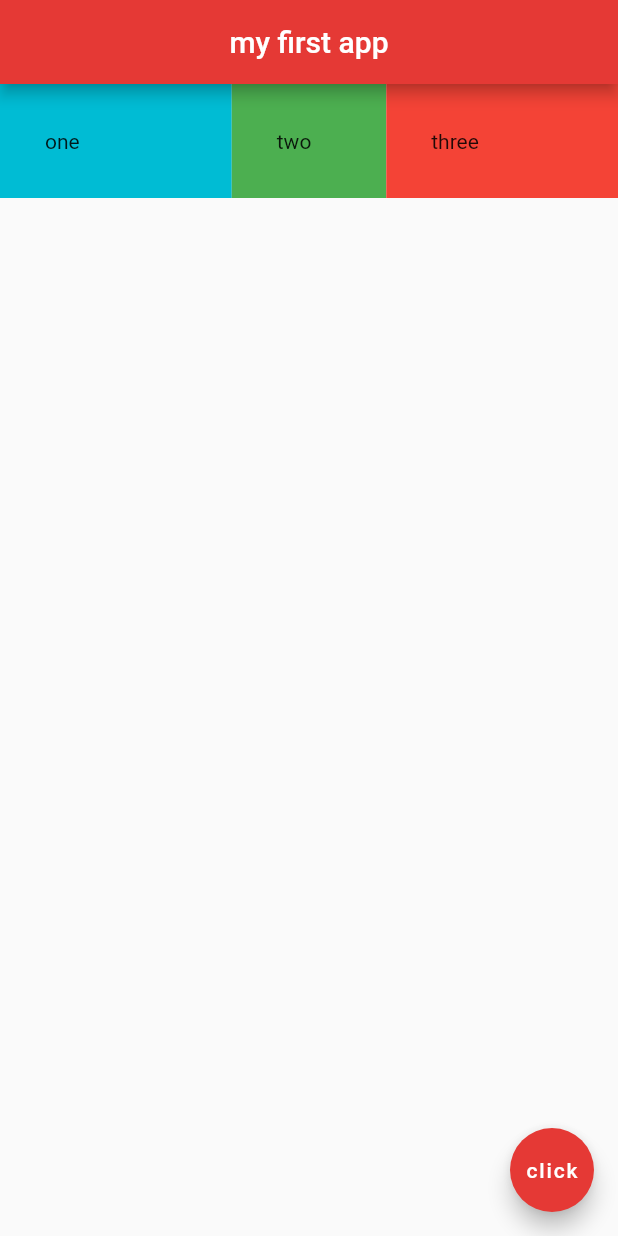
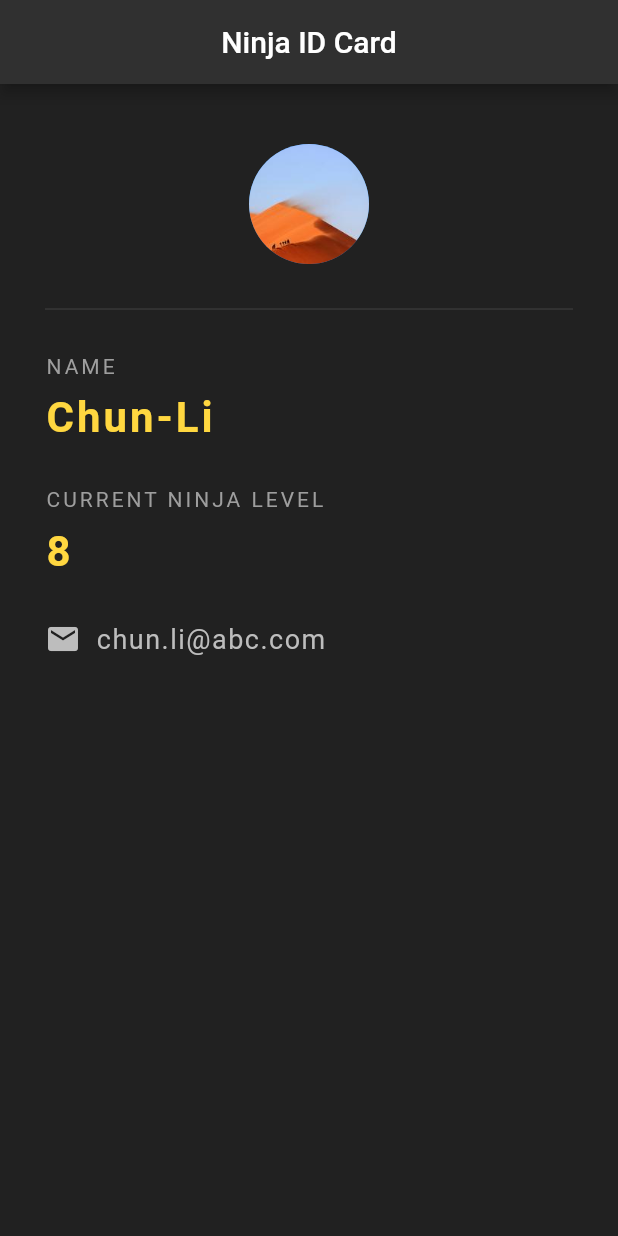
Before and after one commit to chuac/flutter_tutorial_app, a Flutter app: the screen it shows after launch, on a phone screen of 412 x 824 dp. Run offline on Flutter 3.47's test engine with Material 2 defaults, Android fonts, the phone set to English and light mode, and no system bars.

Commit message:
Start of "Ninja ID Project"

```diff
--- a/lib/main.dart
+++ b/lib/main.dart
@@ -1,53 +1,64 @@
 import 'package:flutter/material.dart';
 
 void main() {
-  runApp(MaterialApp(home: Home()));
+  runApp(MaterialApp(home: NinjaCard()));
 }
 
-class Home extends StatelessWidget {
+class NinjaCard extends StatelessWidget {
   @override
   Widget build(BuildContext context) {
     return Scaffold(
+      backgroundColor: Colors.grey[900],
       appBar: AppBar(
-        title: Text('my first app'),
+        title: Text('Ninja ID Card'),
         centerTitle: true,
-        backgroundColor: Colors.red[600],
+        backgroundColor: Colors.grey[850],
       ),
-      body: Row(
-        // mainAxisAlignment: MainAxisAlignment.spaceEvenly,
-        // crossAxisAlignment: CrossAxisAlignment.center,
-        children: <Widget>[
-          Expanded(
-            flex: 3,
-            child: Container(
-              color: Colors.cyan,
-              padding: EdgeInsets.all(30),
-              child: Text('one'),
-            ),
-          ),
-          Expanded(
-            flex: 2,
-            child: Container(
-              color: Colors.green,
-              padding: EdgeInsets.all(30),
-              child: Text('two'),
-            ),
-          ),
-          Expanded(
-            flex: 3,
-            child: Container(
-              color: Colors.red,
-              padding: EdgeInsets.all(30),
-              child: Text('three'),
-            ),
-          )
-        ],
-      ),
-      floatingActionButton: FloatingActionButton(
-        onPressed: () {},
-        child: Text('click'),
-        backgroundColor: Colors.red[600],
-      ),
+      body: Padding(
+          padding: EdgeInsets.fromLTRB(30, 40, 30, 0),
+          child: Column(
+            crossAxisAlignment: CrossAxisAlignment.start,
+            children: <Widget>[
+              Center(
+                child: CircleAvatar(
+                  backgroundImage: AssetImage('assets/175x158.jpg'),
+                  radius: 40,
+                ),
+              ),
+              Divider(height: 60, color: Colors.grey[800]),
+              Text('NAME',
+                  style: TextStyle(color: Colors.grey, letterSpacing: 2)),
+              SizedBox(height: 10),
+              Text('Chun-Li',
+                  style: TextStyle(
+                      color: Colors.amberAccent[200],
+                      letterSpacing: 2,
+                      fontSize: 28,
+                      fontWeight: FontWeight.bold)),
+              SizedBox(height: 30),
+              Text('CURRENT NINJA LEVEL',
+                  style: TextStyle(color: Colors.grey, letterSpacing: 2)),
+              SizedBox(height: 10),
+              Text('8',
+                  style: TextStyle(
+                      color: Colors.amberAccent[200],
+                      letterSpacing: 2,
+                      fontSize: 28,
+                      fontWeight: FontWeight.bold)),
+              SizedBox(height: 30),
+              Row(
+                children: <Widget>[
+                  Icon(Icons.email, color: Colors.grey[400]),
+                  SizedBox(width: 10),
+                  Text('chun.li@abc.com',
+                      style: TextStyle(
+                          color: Colors.grey[400],
+                          fontSize: 18,
+                          letterSpacing: 1))
+                ],
+              )
+            ],
+          )),
     );
   }
 }
--- a/pubspec.yaml
+++ b/pubspec.yaml
@@ -45,9 +45,8 @@ flutter:
   uses-material-design: true
 
   # To add assets to your application, add an assets section, like this:
-  # assets:
-  #   - images/a_dot_burr.jpeg
-  #   - images/a_dot_ham.jpeg
+  assets:
+    - assets/175x158.jpg
 
   # An image asset can refer to one or more resolution-specific "variants", see
   # https://flutter.dev/assets-and-images/#resolution-aware.
```
Also changed, not shown: assets/175x158.jpg (added).
